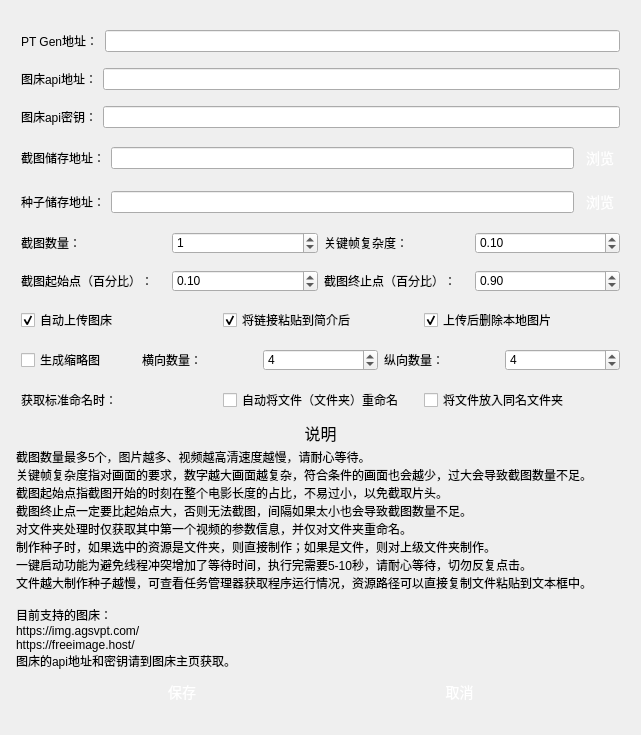
This is ph-bjd/ui/settings.ui in publish-helper/publish-helper as Qt 5 draws it before an edit. The edited form follows.
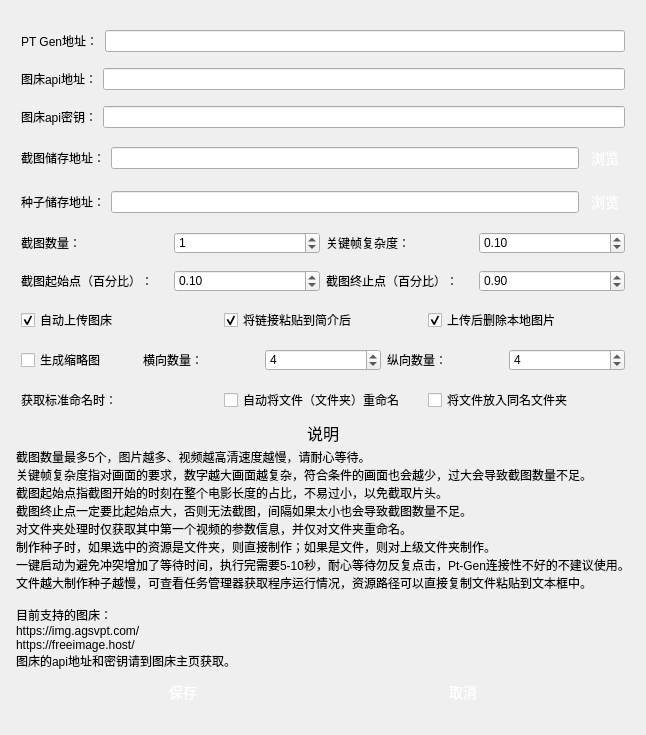
This is the edited form.

Diff of the .ui file:
```diff
--- a/ph-bjd/ui/settings.ui
+++ b/ph-bjd/ui/settings.ui
@@ -6,7 +6,7 @@
    <rect>
     <x>0</x>
     <y>0</y>
-    <width>641</width>
+    <width>646</width>
     <height>735</height>
    </rect>
   </property>
@@ -1309,7 +1309,7 @@
 截图终止点一定要比起始点大，否则无法截图，间隔如果太小也会导致截图数量不足。
 对文件夹处理时仅获取其中第一个视频的参数信息，并仅对文件夹重命名。
 制作种子时，如果选中的资源是文件夹，则直接制作；如果是文件，则对上级文件夹制作。
-一键启动功能为避免线程冲突增加了等待时间，执行完需要5-10秒，请耐心等待，切勿反复点击。
+一键启动为避免冲突增加了等待时间，执行完需要5-10秒，耐心等待勿反复点击，Pt-Gen连接性不好的不建议使用。
 文件越大制作种子越慢，可查看任务管理器获取程序运行情况，资源路径可以直接复制文件粘贴到文本框中。
 
 目前支持的图床：
```
